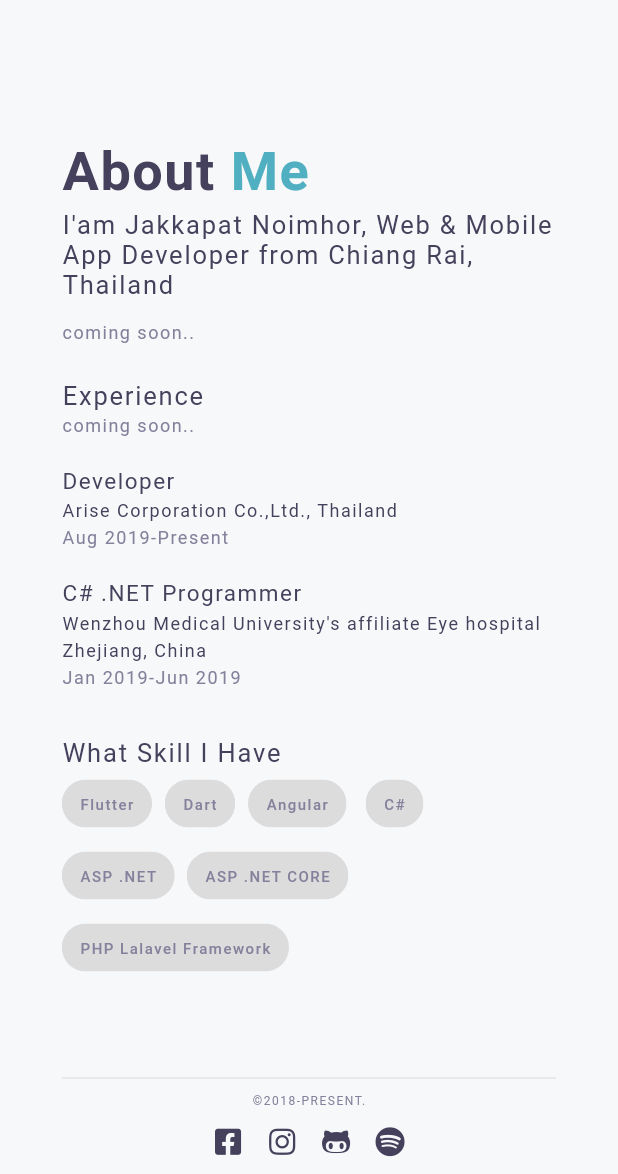
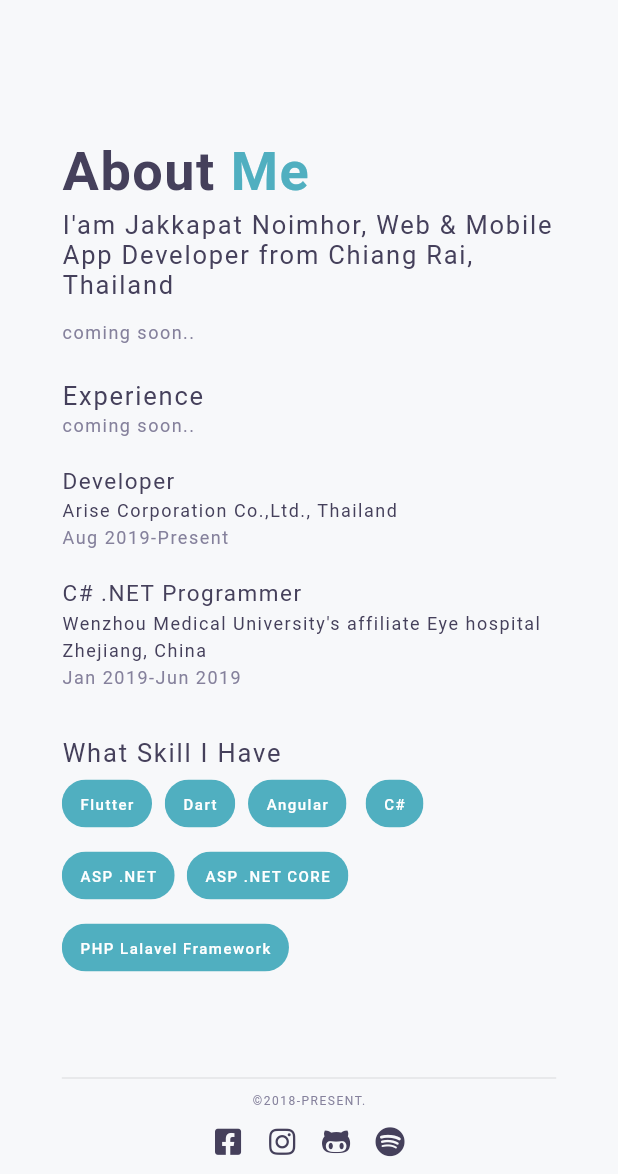
Before and after one commit to MangoStick/portfolio, a Flutter app: the screen it shows after launch, on a phone screen of 412 x 824 dp, the part 62-1236 px from its top. Run offline on Flutter 3.47's test engine with Material 2 defaults, Android fonts, the phone set to English and light mode, and no system bars; our stand-ins replace font_awesome_flutter; missing offline and left inert: dart:html; Roboto replaces fonts that are missing (NexaBold, NexaLight, ProductSans).

Commit message:
update chip color

```diff
--- a/lib/constants/text_styles.dart
+++ b/lib/constants/text_styles.dart
@@ -61,7 +61,8 @@ class TextStyles {
 
   static TextStyle get chip => TextStyle(
     fontFamily: Fonts.product,
-    color: Color(0xFF85819C),
+    //color: Color(0xFF85819C),
+    color: Colors.white,
     height: 1.5,
     fontSize: 12.0, //12.0
     letterSpacing: 1.0,
--- a/lib/ui/home.dart
+++ b/lib/ui/home.dart
@@ -319,6 +319,7 @@ class HomePage extends StatelessWidget {
 
   Widget _buildSkillChip(BuildContext context, String label) {
     return Chip(
+      backgroundColor: Color(0xFF50AFC0),
       label: Text(
         label,
         style: TextStyles.chip.copyWith(
```
